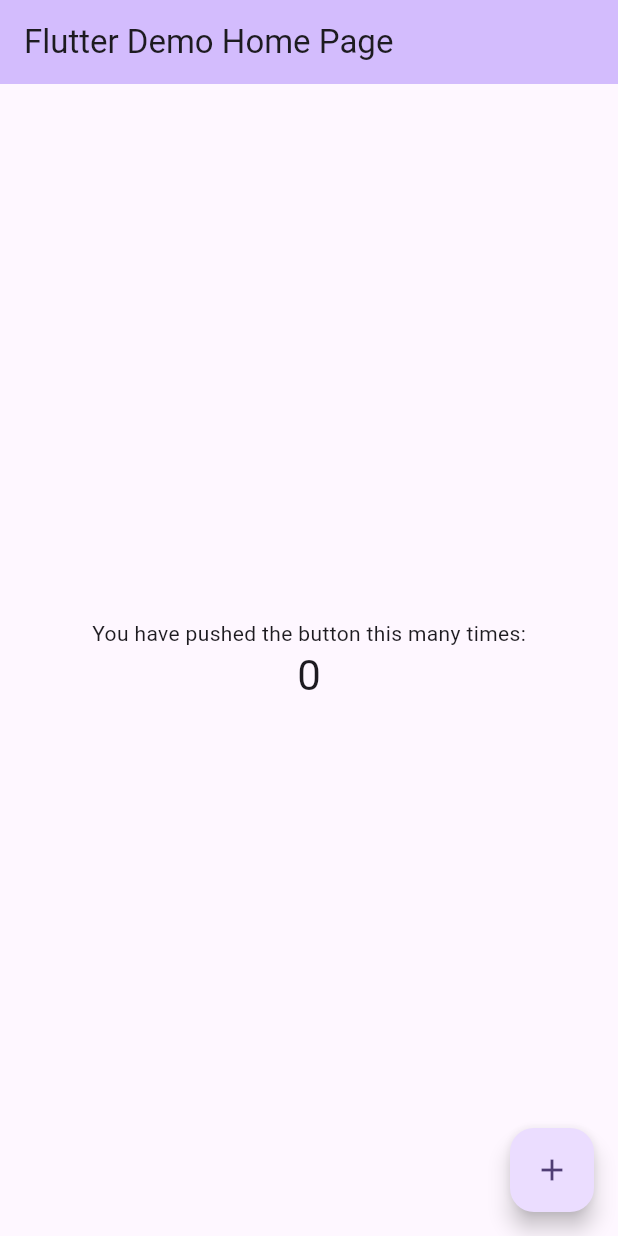
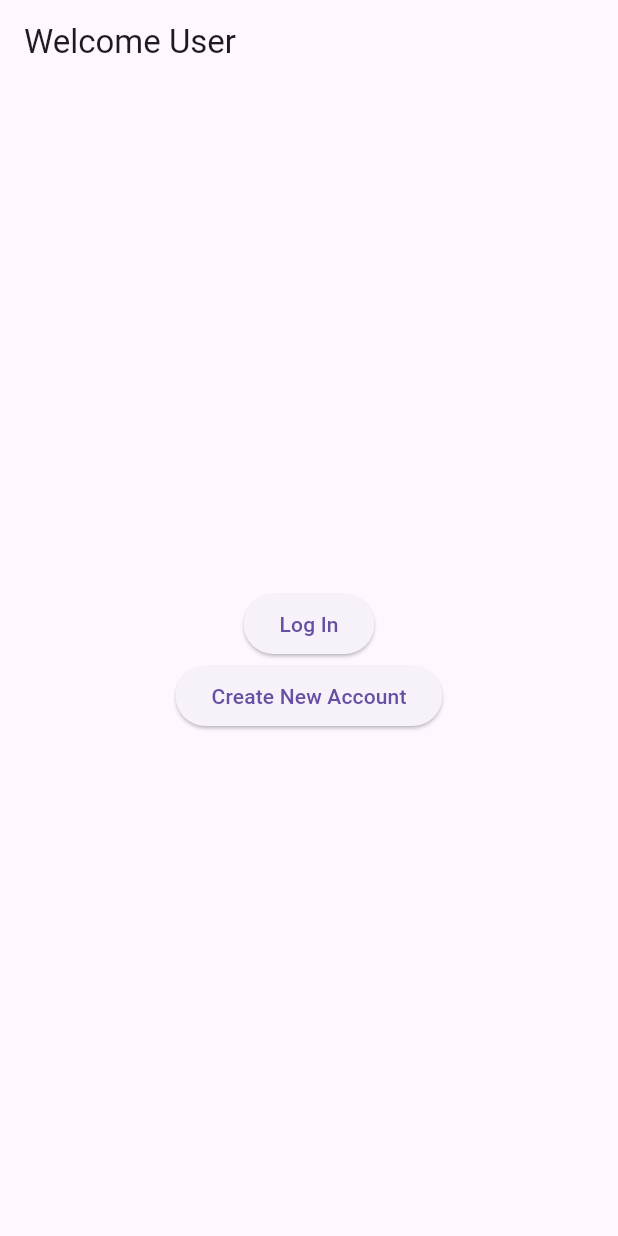
Before and after one commit to TanushF/medipoint, a Flutter app: the screen it shows after launch, on a phone screen of 412 x 824 dp. Run offline on Flutter 3.47's test engine with Material 3 defaults, Android fonts, the phone set to English and light mode, and no system bars.

Commit message:
Update main.dart

```diff
--- a/lib/main.dart
+++ b/lib/main.dart
@@ -1,125 +1,67 @@
 import 'package:flutter/material.dart';
+import 'newaccount.dart';
+import 'login.dart';
 
 void main() {
-  runApp(const MyApp());
+  runApp(MyApp());
 }
 
 class MyApp extends StatelessWidget {
-  const MyApp({super.key});
-
-  // This widget is the root of your application.
   @override
   Widget build(BuildContext context) {
     return MaterialApp(
-      title: 'Flutter Demo',
-      theme: ThemeData(
-        // This is the theme of your application.
-        //
-        // TRY THIS: Try running your application with "flutter run". You'll see
-        // the application has a purple toolbar. Then, without quitting the app,
-        // try changing the seedColor in the colorScheme below to Colors.green
-        // and then invoke "hot reload" (save your changes or press the "hot
-        // reload" button in a Flutter-supported IDE, or press "r" if you used
-        // the command line to start the app).
-        //
-        // Notice that the counter didn't reset back to zero; the application
-        // state is not lost during the reload. To reset the state, use hot
-        // restart instead.
-        //
-        // This works for code too, not just values: Most code changes can be
-        // tested with just a hot reload.
-        colorScheme: ColorScheme.fromSeed(seedColor: Colors.deepPurple),
-        useMaterial3: true,
-      ),
-      home: const MyHomePage(title: 'Flutter Demo Home Page'),
+      title: 'Medipoint App',
+      home: HomePage(),
     );
   }
 }
 
-class MyHomePage extends StatefulWidget {
-  const MyHomePage({super.key, required this.title});
-
-  // This widget is the home page of your application. It is stateful, meaning
-  // that it has a State object (defined below) that contains fields that affect
-  // how it looks.
-
-  // This class is the configuration for the state. It holds the values (in this
-  // case the title) provided by the parent (in this case the App widget) and
-  // used by the build method of the State. Fields in a Widget subclass are
-  // always marked "final".
-
-  final String title;
-
-  @override
-  State<MyHomePage> createState() => _MyHomePageState();
+Future<void> createNewAccount(String email, String password) async {
+  // here we need to have the backend set up a new account with the new email and password
 }
 
-class _MyHomePageState extends State<MyHomePage> {
-  int _counter = 0;
+Future<void> login(String email, String password) async {
+  //here we need to check if the email matches the password
+}
 
-  void _incrementCounter() {
-    setState(() {
-      // This call to setState tells the Flutter framework that something has
-      // changed in this State, which causes it to rerun the build method below
-      // so that the display can reflect the updated values. If we changed
-      // _counter without calling setState(), then the build method would not be
-      // called again, and so nothing would appear to happen.
-      _counter++;
-    });
-  }
-
+class HomePage extends StatelessWidget {
   @override
   Widget build(BuildContext context) {
-    // This method is rerun every time setState is called, for instance as done
-    // by the _incrementCounter method above.
-    //
-    // The Flutter framework has been optimized to make rerunning build methods
-    // fast, so that you can just rebuild anything that needs updating rather
-    // than having to individually change instances of widgets.
     return Scaffold(
       appBar: AppBar(
-        // TRY THIS: Try changing the color here to a specific color (to
-        // Colors.amber, perhaps?) and trigger a hot reload to see the AppBar
-        // change color while the other colors stay the same.
-        backgroundColor: Theme.of(context).colorScheme.inversePrimary,
-        // Here we take the value from the MyHomePage object that was created by
-        // the App.build method, and use it to set our appbar title.
-        title: Text(widget.title),
+        title: Text('Welcome User'),
       ),
       body: Center(
-        // Center is a layout widget. It takes a single child and positions it
-        // in the middle of the parent.
         child: Column(
-          // Column is also a layout widget. It takes a list of children and
-          // arranges them vertically. By default, it sizes itself to fit its
-          // children horizontally, and tries to be as tall as its parent.
-          //
-          // Column has various properties to control how it sizes itself and
-          // how it positions its children. Here we use mainAxisAlignment to
-          // center the children vertically; the main axis here is the vertical
-          // axis because Columns are vertical (the cross axis would be
-          // horizontal).
-          //
-          // TRY THIS: Invoke "debug painting" (choose the "Toggle Debug Paint"
-          // action in the IDE, or press "p" in the console), to see the
-          // wireframe for each widget.
           mainAxisAlignment: MainAxisAlignment.center,
           children: <Widget>[
-            const Text(
-              'You have pushed the button this many times:',
+            ElevatedButton(
+              onPressed: () {
+                Navigator.push(
+                    context,
+                    MaterialPageRoute(
+                        builder: (context) =>
+                            LogIn(title: 'your login title')));
+
+                // make a script here that goes onto the login part
+              },
+              child: Text('Log In'),
             ),
-            Text(
-              '$_counter',
-              style: Theme.of(context).textTheme.headlineMedium,
+            ElevatedButton(
+              onPressed: () {
+                // make a script there that goes to the crete accoutn part
+                Navigator.push(
+                  context,
+                  MaterialPageRoute(
+                      builder: (context) =>
+                          const NewAccount(title: 'Make New Account')),
+                );
+              },
+              child: Text('Create New Account'),
             ),
           ],
         ),
       ),
-      floatingActionButton: FloatingActionButton(
-        onPressed: _incrementCounter,
-        tooltip: 'Increment',
-        child: const Icon(Icons.add),
-      ), // This trailing comma makes auto-formatting nicer for build methods.
     );
   }
 }
```
